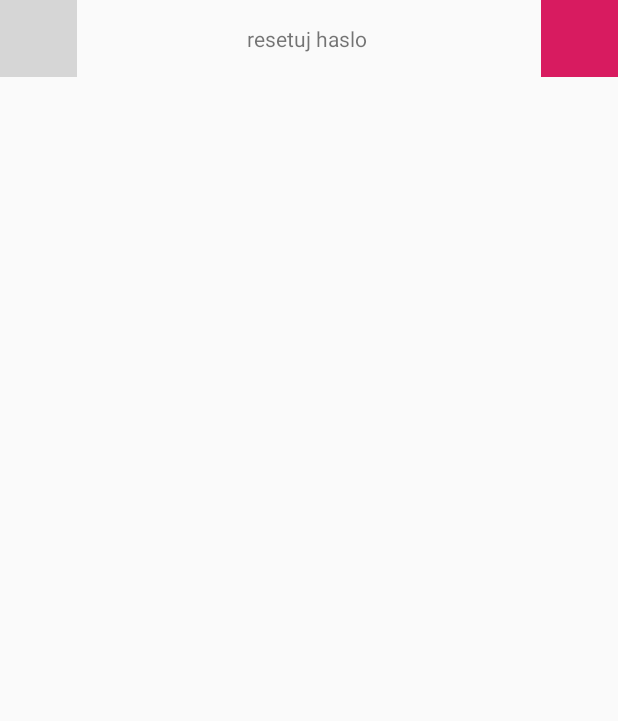
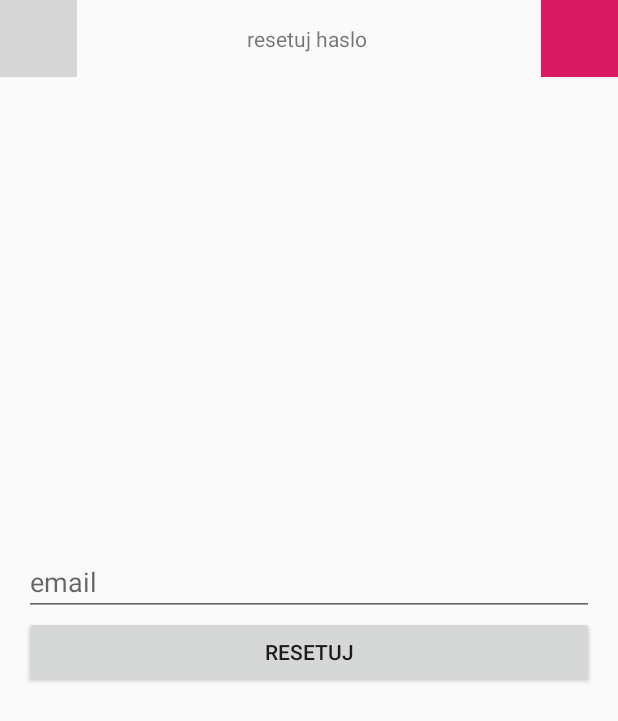
Before and after one commit to SzymonKajdan/CityMonitorApp, an Android app: the ResetPasswordFragment screen opened through its navigation route, on a phone screen of 412 x 824 dp. Shown: the top 721 px of the screen. Run offline under Robolectric (Android 15) with nearby library versions, the phone set to English and light mode, and no system bars; our stand-ins replace RxJava; libraries missing offline, so code that uses them is left out: com.afollestad.materialdialogs; grey boxes are pictures that could not be loaded.

Commit message:
0.0.0.6 add reseting password by email view

```diff
--- a/app/src/main/java/com/inz/citymonitor/data/rest/RetrofitRepository.kt
+++ b/app/src/main/java/com/inz/citymonitor/data/rest/RetrofitRepository.kt
@@ -40,4 +40,9 @@ class RetrofitRepository @Inject constructor(var retrofitService: RetrofitServic
         return retrofitService.changePassword(passowrd).observeOn(AndroidSchedulers.mainThread())
             .subscribeOn(Schedulers.io())
     }
+
+    fun resetPassword(email:String):Observable<Response<ResponseBody>>{
+        return retrofitService.resetPassword(email).observeOn(AndroidSchedulers.mainThread())
+            .subscribeOn(Schedulers.io())
+    }
 }
--- a/app/src/main/java/com/inz/citymonitor/data/rest/RetrofitService.kt
+++ b/app/src/main/java/com/inz/citymonitor/data/rest/RetrofitService.kt
@@ -14,6 +14,7 @@ import retrofit2.Call
 import retrofit2.Response
 import retrofit2.http.Body
 import retrofit2.http.POST
+import retrofit2.http.Query
 
 interface RetrofitService {
 
@@ -28,4 +29,7 @@ interface RetrofitService {
 
     @POST("changePassword")
     fun changePassword(@Body password: PasswordChangeModel):Observable<Response<ResponseBody>>
+
+    @POST("resetPassword")
+    fun resetPassword(@Query("emailAddres")email:String):Observable<Response<ResponseBody>>
 }
--- a/app/src/main/java/com/inz/citymonitor/dependecyInjector/AppComponent.kt
+++ b/app/src/main/java/com/inz/citymonitor/dependecyInjector/AppComponent.kt
@@ -10,6 +10,7 @@ import com.inz.citymonitor.presentation.customViews.navigation.MenuAdapter
 import com.inz.citymonitor.presentation.pages.account.AccountDetailsViewModel
 import com.inz.citymonitor.presentation.pages.account.changePassword.ChangePasswordViewModel
 import com.inz.citymonitor.presentation.pages.account.editProfile.EditProfileViewModel
+import com.inz.citymonitor.presentation.pages.account.resetPassword.ResetPasswordViewModel
 import com.inz.citymonitor.presentation.pages.signIn.SignInViewModel
 import com.inz.citymonitor.presentation.pages.signUp.SignUpViewModel
 import dagger.Component
@@ -47,4 +48,6 @@ interface AppComponent {
 
     fun inject(into:ChangePasswordViewModel)
 
+    fun inject(into:ResetPasswordViewModel)
+
 }
--- a/app/src/main/res/layout/fragment_reset_password.xml
+++ b/app/src/main/res/layout/fragment_reset_password.xml
@@ -1,14 +1,37 @@
 <?xml version="1.0" encoding="utf-8"?>
-<FrameLayout
+<androidx.constraintlayout.widget.ConstraintLayout
         xmlns:android="http://schemas.android.com/apk/res/android"
         xmlns:tools="http://schemas.android.com/tools"
-        android:layout_width="match_parent"
-        android:layout_height="match_parent"
-        tools:context=".presentation.pages.account.resetPassword.ResetPasswordF">
+        xmlns:app="http://schemas.android.com/apk/res-auto"
+        android:layout_width="match_parent" android:layout_height="match_parent"
+        tools:context=".presentation.pages.account.resetPassword.ResetPasswordFragment"
+        android:padding="16dp"
+        android:clickable="true"
+        android:focusable="true"
+        android:focusableInTouchMode="true">
 
-    <TextView
+    <LinearLayout
             android:layout_width="match_parent"
-            android:layout_height="match_parent"
-            android:text="Hello"/>
+            android:layout_height="wrap_content"
+            app:layout_constraintStart_toStartOf="parent"
+            app:layout_constraintEnd_toEndOf="parent"
+            app:layout_constraintTop_toTopOf="parent"
+            app:layout_constraintBottom_toBottomOf="parent"
+            android:orientation="vertical"
+    >
+        <EditText
+                android:layout_width="match_parent"
+                android:layout_height="wrap_content"
+                android:hint="email"
+                android:id="@+id/email"
+        />
+        <Button
+                android:layout_width="match_parent"
+                android:layout_height="match_parent"
+                android:id="@+id/resetPassword"
+                android:text="Resetuj"/>
 
-</FrameLayout>
+    </LinearLayout>
+
+
+</androidx.constraintlayout.widget.ConstraintLayout>
--- a/app/src/main/res/layout/fragmnet_rest_password.xml
+++ /dev/null
@@ -1,14 +0,0 @@
-<?xml version="1.0" encoding="utf-8"?>
-<FrameLayout
-        xmlns:android="http://schemas.android.com/apk/res/android"
-        xmlns:tools="http://schemas.android.com/tools"
-        android:layout_width="match_parent"
-        android:layout_height="match_parent"
-        tools:context=".presentation.pages.account.resetPassword.ResetPasswordFragment">
-
-    <TextView
-            android:layout_width="match_parent"
-            android:layout_height="match_parent"
-            android:text="Hello"/>
-
-</FrameLayout>
```
Also changed, not shown: app/src/main/java/com/inz/citymonitor/presentation/pages/account/resetPassword/ResetPasswordFragment.kt (+61 -6 lines), app/src/main/java/com/inz/citymonitor/presentation/pages/account/resetPassword/ResetPasswordViewModel.kt (+43 -2 lines), app/src/main/java/com/inz/citymonitor/presentation/pages/signIn/SignInFragment.kt (+7 -0 lines), app/src/main/res/layout/fragment_sign_in.xml (+10 -1 lines).
